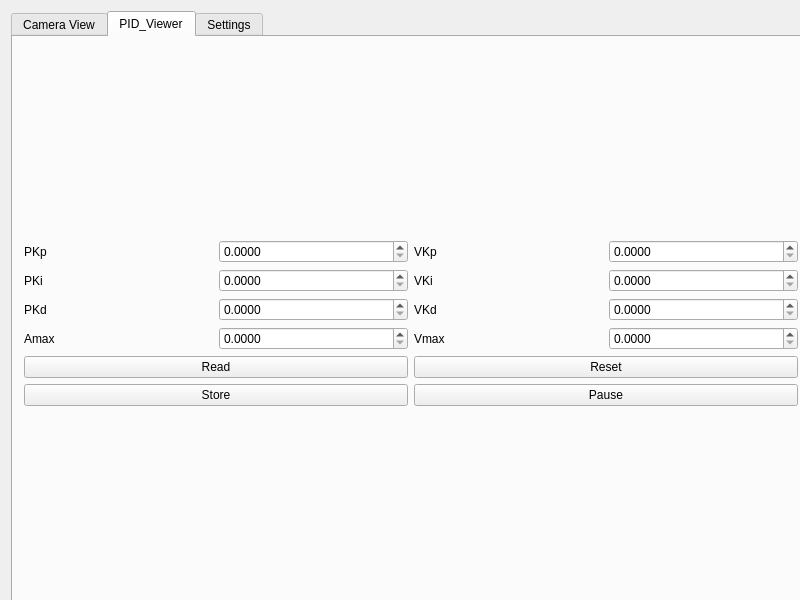
First picture: the form in Base_Station_QT_Workspace/Base_Station/mainwindow.ui, repository simonbeaudoin0935/Design3, before the edit.
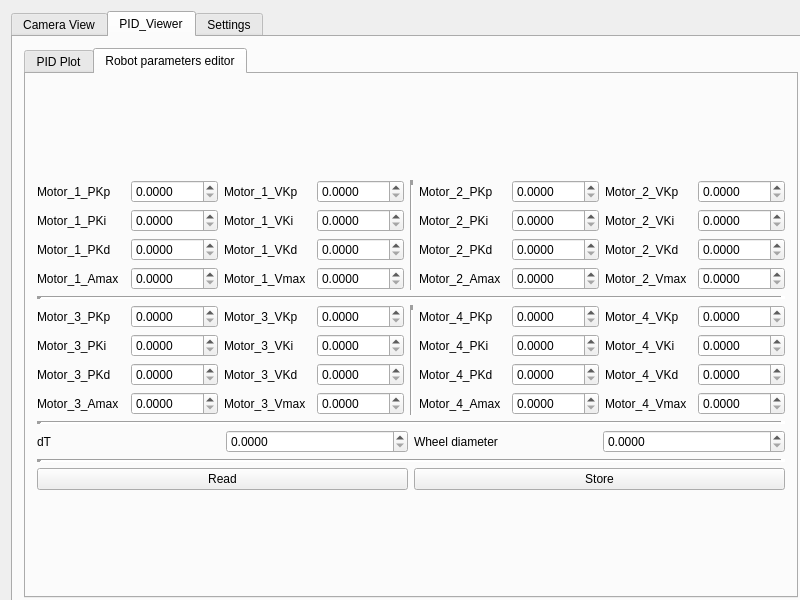
Second picture: the form after the edit. The open tabs and pages were chosen to show the change. Custom widgets are drawn as their Qt base class.

```diff
--- a/Base_Station_QT_Workspace/Base_Station/mainwindow.ui
+++ b/Base_Station_QT_Workspace/Base_Station/mainwindow.ui
@@ -56,6 +56,153 @@
        </attribute>
        <layout class="QVBoxLayout" name="verticalLayout_18">
         <item>
+         <widget class="QTabWidget" name="tabWidget_3">
+          <property name="currentIndex">
+           <number>0</number>
+          </property>
+          <widget class="QWidget" name="tab_8">
+           <attribute name="title">
+            <string>PID Plot</string>
+           </attribute>
+           <layout class="QVBoxLayout" name="verticalLayout_28">
+            <item>
+             <layout class="QVBoxLayout" name="verticalLayout_19">
+              <item>
+               <layout class="QHBoxLayout" name="horizontalLayout_24">
+                <item>
+                 <widget class="QPushButton" name="pushButton_PID_Pause_Play">
+                  <property name="text">
+                   <string>Pause</string>
+                  </property>
+                 </widget>
+                </item>
+                <item>
+                 <widget class="QPushButton" name="pushButton_Reset_PID">
+                  <property name="text">
+                   <string>Reset</string>
+                  </property>
+                 </widget>
+                </item>
+               </layout>
+              </item>
+              <item>
+               <layout class="QHBoxLayout" name="horizontalLayout_56">
+                <item>
+                 <widget class="QRadioButton" name="radioButton_Deplacement_X">
+                  <property name="text">
+                   <string>Déplacement X (cm)</string>
+                  </property>
+                  <property name="checked">
+                   <bool>true</bool>
+                  </property>
+                  <attribute name="buttonGroup">
+                   <string notr="true">buttonGroup</string>
+                  </attribute>
+                 </widget>
+                </item>
+                <item>
+                 <widget class="QDoubleSpinBox" name="doubleSpinBox_Deplacement_X">
+                  <property name="minimum">
+                   <double>-99.989999999999995</double>
+                  </property>
+                 </widget>
+                </item>
+                <item>
+                 <widget class="QRadioButton" name="radioButton_Deplacement_Y">
+                  <property name="text">
+                   <string>Déplacement Y (cm)</string>
+                  </property>
+                  <attribute name="buttonGroup">
+                   <string notr="true">buttonGroup</string>
+                  </attribute>
+                 </widget>
+                </item>
+                <item>
+                 <widget class="QDoubleSpinBox" name="doubleSpinBox_Deplacement_Y">
+                  <property name="minimum">
+                   <double>-99.989999999999995</double>
+                  </property>
+                 </widget>
+                </item>
+                <item>
+                 <widget class="QRadioButton" name="radioButton_Deplacement_R">
+                  <property name="text">
+                   <string>Rotation (deg)</string>
+                  </property>
+                  <attribute name="buttonGroup">
+                   <string notr="true">buttonGroup</string>
+                  </attribute>
+                 </widget>
+                </item>
+                <item>
+                 <widget class="QDoubleSpinBox" name="doubleSpinBox_Deplacement_R">
+                  <property name="minimum">
+                   <double>-99.989999999999995</double>
+                  </property>
+                 </widget>
+                </item>
+               </layout>
+              </item>
+              <item>
+               <layout class="QHBoxLayout" name="horizontalLayout_57">
+                <item>
+                 <widget class="QCheckBox" name="checkBox_5">
+                  <property name="text">
+                   <string>Consigne Déplacement</string>
+                  </property>
+                 </widget>
+                </item>
+                <item>
+                 <widget class="QCheckBox" name="checkBox_6">
+                  <property name="text">
+                   <string>Consigne Vitesse</string>
+                  </property>
+                 </widget>
+                </item>
+                <item>
+                 <widget class="QCheckBox" name="checkBox_2">
+                  <property name="text">
+                   <string>Moteur 1</string>
+                  </property>
+                 </widget>
+                </item>
+                <item>
+                 <widget class="QCheckBox" name="checkBox">
+                  <property name="text">
+                   <string>Moteur 2</string>
+                  </property>
+                 </widget>
+                </item>
+                <item>
+                 <widget class="QCheckBox" name="checkBox_3">
+                  <property name="text">
+                   <string>Moteur 3</string>
+                  </property>
+                 </widget>
+                </item>
+                <item>
+                 <widget class="QCheckBox" name="checkBox_4">
+                  <property name="text">
+                   <string>Moteur 4</string>
+                  </property>
+                 </widget>
+                </item>
+               </layout>
+              </item>
+             </layout>
+            </item>
+           </layout>
+          </widget>
+          <widget class="QWidget" name="tab_9">
+           <attribute name="title">
+            <string>Robot parameters editor</string>
+           </attribute>
+           <layout class="QVBoxLayout" name="verticalLayout_27">
+            <item>
+             <layout class="QVBoxLayout" name="verticalLayout_26">
+              <item>
+               <layout class="QHBoxLayout" name="horizontalLayout_52">
+                <item>
          <layout class="QHBoxLayout" name="horizontalLayout">
           <item>
            <layout class="QVBoxLayout" name="verticalLayout_16">
@@ -64,7 +211,7 @@
               <item>
                <widget class="QLabel" name="label_19">
                 <property name="text">
-                 <string>PKp</string>
+                         <string>Motor_1_PKp</string>
                 </property>
                </widget>
               </item>
@@ -85,7 +232,7 @@
               <item>
                <widget class="QLabel" name="label_20">
                 <property name="text">
-                 <string>PKi</string>
+                         <string>Motor_1_PKi</string>
                 </property>
                </widget>
               </item>
@@ -106,7 +253,7 @@
               <item>
                <widget class="QLabel" name="label_21">
                 <property name="text">
-                 <string>PKd</string>
+                         <string>Motor_1_PKd</string>
                 </property>
                </widget>
               </item>
@@ -127,7 +274,7 @@
               <item>
                <widget class="QLabel" name="label_25">
                 <property name="text">
-                 <string>Amax</string>
+                         <string>Motor_1_Amax</string>
                 </property>
                </widget>
               </item>
@@ -143,20 +290,6 @@
               </item>
              </layout>
             </item>
-            <item>
-             <widget class="QPushButton" name="pushButton_Read_PID">
-              <property name="text">
-               <string>Read</string>
-              </property>
-             </widget>
-            </item>
-            <item>
-             <widget class="QPushButton" name="pushButton_Store_PID">
-              <property name="text">
-               <string>Store</string>
-              </property>
-             </widget>
-            </item>
            </layout>
           </item>
           <item>
@@ -166,7 +299,7 @@
               <item>
                <widget class="QLabel" name="label_22">
                 <property name="text">
-                 <string>VKp</string>
+                         <string>Motor_1_VKp</string>
                 </property>
                </widget>
               </item>
@@ -187,7 +320,7 @@
               <item>
                <widget class="QLabel" name="label_23">
                 <property name="text">
-                 <string>VKi</string>
+                         <string>Motor_1_VKi</string>
                 </property>
                </widget>
               </item>
@@ -208,7 +341,7 @@
               <item>
                <widget class="QLabel" name="label_24">
                 <property name="text">
-                 <string>VKd</string>
+                         <string>Motor_1_VKd</string>
                 </property>
                </widget>
               </item>
@@ -229,7 +362,7 @@
               <item>
                <widget class="QLabel" name="label_26">
                 <property name="text">
-                 <string>Vmax</string>
+                         <string>Motor_1_Vmax</string>
                 </property>
                </widget>
               </item>
@@ -245,23 +378,675 @@
               </item>
              </layout>
             </item>
+                   </layout>
+                  </item>
+                 </layout>
+                </item>
             <item>
-             <widget class="QPushButton" name="pushButton_Reset_PID">
+                 <widget class="Line" name="line_3">
+                  <property name="lineWidth">
+                   <number>5</number>
+                  </property>
+                  <property name="orientation">
+                   <enum>Qt::Vertical</enum>
+                  </property>
+                 </widget>
+                </item>
+                <item>
+                 <layout class="QHBoxLayout" name="horizontalLayout_25">
+                  <item>
+                   <layout class="QVBoxLayout" name="verticalLayout_20">
+                    <item>
+                     <layout class="QHBoxLayout" name="horizontalLayout_26">
+                      <item>
+                       <widget class="QLabel" name="label_29">
               <property name="text">
-               <string>Reset</string>
+                         <string>Motor_2_PKp</string>
               </property>
              </widget>
             </item>
             <item>
-             <widget class="QPushButton" name="pushButton_PID_Pause_Play">
+                       <widget class="QDoubleSpinBox" name="doubleSpinBox_Motor_2_PKp">
+                        <property name="decimals">
+                         <number>4</number>
+                        </property>
+                        <property name="singleStep">
+                         <double>0.001000000000000</double>
+                        </property>
+                       </widget>
+                      </item>
+                     </layout>
+                    </item>
+                    <item>
+                     <layout class="QHBoxLayout" name="horizontalLayout_27">
+                      <item>
+                       <widget class="QLabel" name="label_30">
               <property name="text">
-               <string>Pause</string>
+                         <string>Motor_2_PKi</string>
               </property>
              </widget>
             </item>
-           </layout>
-          </item>
-         </layout>
+                      <item>
+                       <widget class="QDoubleSpinBox" name="doubleSpinBox_Motor_2_PKi">
+                        <property name="decimals">
+                         <number>4</number>
+                        </property>
+                        <property name="singleStep">
+                         <double>0.000100000000000</double>
+                        </property>
+                       </widget>
+                      </item>
+                     </layout>
+                    </item>
+                    <item>
+                     <layout class="QHBoxLayout" name="horizontalLayout_28">
+                      <item>
+                       <widget class="QLabel" name="label_31">
+                        <property name="text">
+                         <string>Motor_2_PKd</string>
+                        </property>
+                       </widget>
+                      </item>
+                      <item>
+                       <widget class="QDoubleSpinBox" name="doubleSpinBox_Motor_2_PKd">
+                        <property name="decimals">
+                         <number>4</number>
+                        </property>
+                        <property name="singleStep">
+                         <double>0.000100000000000</double>
+                        </property>
+                       </widget>
+                      </item>
+                     </layout>
+                    </item>
+                    <item>
+                     <layout class="QHBoxLayout" name="horizontalLayout_29">
+                      <item>
+                       <widget class="QLabel" name="label_32">
+                        <property name="text">
+                         <string>Motor_2_Amax</string>
+                        </property>
+                       </widget>
+                      </item>
+                      <item>
+                       <widget class="QDoubleSpinBox" name="doubleSpinBox_Motor_2_Amax">
+                        <property name="decimals">
+                         <number>4</number>
+                        </property>
+                        <property name="singleStep">
+                         <double>0.100000000000000</double>
+                        </property>
+                       </widget>
+                      </item>
+                     </layout>
+                    </item>
+                   </layout>
+                  </item>
+                  <item>
+                   <layout class="QVBoxLayout" name="verticalLayout_21">
+                    <item>
+                     <layout class="QHBoxLayout" name="horizontalLayout_30">
+                      <item>
+                       <widget class="QLabel" name="label_33">
+                        <property name="text">
+                         <string>Motor_2_VKp</string>
+                        </property>
+                       </widget>
+                      </item>
+                      <item>
+                       <widget class="QDoubleSpinBox" name="doubleSpinBox_Motor_2_VKp">
+                        <property name="decimals">
+                         <number>4</number>
+                        </property>
+                        <property name="singleStep">
+                         <double>0.001000000000000</double>
+                        </property>
+                       </widget>
+                      </item>
+                     </layout>
+                    </item>
+                    <item>
+                     <layout class="QHBoxLayout" name="horizontalLayout_31">
+                      <item>
+                       <widget class="QLabel" name="label_34">
+                        <property name="text">
+                         <string>Motor_2_VKi</string>
+                        </property>
+                       </widget>
+                      </item>
+                      <item>
+                       <widget class="QDoubleSpinBox" name="doubleSpinBox_Motor_2_VKi">
+                        <property name="decimals">
+                         <number>4</number>
+                        </property>
+                        <property name="singleStep">
+                         <double>0.000100000000000</double>
+                        </property>
+                       </widget>
+                      </item>
+                     </layout>
+                    </item>
+                    <item>
+                     <layout class="QHBoxLayout" name="horizontalLayout_32">
+                      <item>
+                       <widget class="QLabel" name="label_35">
+                        <property name="text">
+                         <string>Motor_2_VKd</string>
+                        </property>
+                       </widget>
+                      </item>
+                      <item>
+                       <widget class="QDoubleSpinBox" name="doubleSpinBox_Motor_2_VKd">
+                        <property name="decimals">
+                         <number>4</number>
+                        </property>
+                        <property name="singleStep">
+                         <double>0.000100000000000</double>
+                        </property>
+                       </widget>
+                      </item>
+                     </layout>
+                    </item>
+                    <item>
+                     <layout class="QHBoxLayout" name="horizontalLayout_33">
+                      <item>
+                       <widget class="QLabel" name="label_36">
+                        <property name="text">
+                         <string>Motor_2_Vmax</string>
+                        </property>
+                       </widget>
+                      </item>
+                      <item>
+                       <widget class="QDoubleSpinBox" name="doubleSpinBox_Motor_2_Vmax">
+                        <property name="decimals">
+                         <number>4</number>
+                        </property>
+                        <property name="singleStep">
+                         <double>0.100000000000000</double>
+                        </property>
+                       </widget>
+                      </item>
+                     </layout>
+                    </item>
+                   </layout>
+                  </item>
+                 </layout>
+                </item>
+               </layout>
+              </item>
+              <item>
+               <widget class="Line" name="line_5">
+                <property name="lineWidth">
+                 <number>5</number>
+                </property>
+                <property name="orientation">
+                 <enum>Qt::Horizontal</enum>
+                </property>
+               </widget>
+              </item>
+              <item>
+               <layout class="QHBoxLayout" name="horizontalLayout_53">
+                <item>
+                 <layout class="QHBoxLayout" name="horizontalLayout_34">
+                  <item>
+                   <layout class="QVBoxLayout" name="verticalLayout_22">
+                    <item>
+                     <layout class="QHBoxLayout" name="horizontalLayout_35">
+                      <item>
+                       <widget class="QLabel" name="label_37">
+                        <property name="text">
+                         <string>Motor_3_PKp</string>
+                        </property>
+                       </widget>
+                      </item>
+                      <item>
+                       <widget class="QDoubleSpinBox" name="doubleSpinBox_Motor_3_PKp">
+                        <property name="decimals">
+                         <number>4</number>
+                        </property>
+                        <property name="singleStep">
+                         <double>0.001000000000000</double>
+                        </property>
+                       </widget>
+                      </item>
+                     </layout>
+                    </item>
+                    <item>
+                     <layout class="QHBoxLayout" name="horizontalLayout_36">
+                      <item>
+                       <widget class="QLabel" name="label_38">
+                        <property name="text">
+                         <string>Motor_3_PKi</string>
+                        </property>
+                       </widget>
+                      </item>
+                      <item>
+                       <widget class="QDoubleSpinBox" name="doubleSpinBox_Motor_3_PKi">
+                        <property name="decimals">
+                         <number>4</number>
+                        </property>
+                        <property name="singleStep">
+                         <double>0.000100000000000</double>
+                        </property>
+                       </widget>
+                      </item>
+                     </layout>
+                    </item>
+                    <item>
+                     <layout class="QHBoxLayout" name="horizontalLayout_37">
+                      <item>
+                       <widget class="QLabel" name="label_39">
+                        <property name="text">
+                         <string>Motor_3_PKd</string>
+                        </property>
+                       </widget>
+                      </item>
+                      <item>
+                       <widget class="QDoubleSpinBox" name="doubleSpinBox_Motor_3_PKd">
+                        <property name="decimals">
+                         <number>4</number>
+                        </property>
+                        <property name="singleStep">
+                         <double>0.000100000000000</double>
+                        </property>
+                       </widget>
+                      </item>
+                     </layout>
+                    </item>
+                    <item>
+                     <layout class="QHBoxLayout" name="horizontalLayout_38">
+                      <item>
+                       <widget class="QLabel" name="label_40">
+                        <property name="text">
+                         <string>Motor_3_Amax</string>
+                        </property>
+                       </widget>
+                      </item>
+                      <item>
+                       <widget class="QDoubleSpinBox" name="doubleSpinBox_Motor_3_Amax">
+                        <property name="decimals">
+                         <number>4</number>
+                        </property>
+                        <property name="singleStep">
+                         <double>0.100000000000000</double>
+                        </property>
+                       </widget>
+                      </item>
+                     </layout>
+                    </item>
+                   </layout>
+                  </item>
+                  <item>
+                   <layout class="QVBoxLayout" name="verticalLayout_23">
+                    <item>
+                     <layout class="QHBoxLayout" name="horizontalLayout_39">
+                      <item>
+                       <widget class="QLabel" name="label_41">
+                        <property name="text">
+                         <string>Motor_3_VKp</string>
+                        </property>
+                       </widget>
+                      </item>
+                      <item>
+                       <widget class="QDoubleSpinBox" name="doubleSpinBox_Motor_3_VKp">
+                        <property name="decimals">
+                         <number>4</number>
+                        </property>
+                        <property name="singleStep">
+                         <double>0.001000000000000</double>
+                        </property>
+                       </widget>
+                      </item>
+                     </layout>
+                    </item>
+                    <item>
+                     <layout class="QHBoxLayout" name="horizontalLayout_40">
+                      <item>
+                       <widget class="QLabel" name="label_42">
+                        <property name="text">
+                         <string>Motor_3_VKi</string>
+                        </property>
+                       </widget>
+                      </item>
+                      <item>
+                       <widget class="QDoubleSpinBox" name="doubleSpinBox_Motor_3_VKi">
+                        <property name="decimals">
+                         <number>4</number>
+                        </property>
+                        <property name="singleStep">
+                         <double>0.000100000000000</double>
+                        </property>
+                       </widget>
+                      </item>
+                     </layout>
+                    </item>
+                    <item>
+                     <layout class="QHBoxLayout" name="horizontalLayout_41">
+                      <item>
+                       <widget class="QLabel" name="label_43">
+                        <property name="text">
+                         <string>Motor_3_VKd</string>
+                        </property>
+                       </widget>
+                      </item>
+                      <item>
+                       <widget class="QDoubleSpinBox" name="doubleSpinBox_Motor_3_VKd">
+                        <property name="decimals">
+                         <number>4</number>
+                        </property>
+                        <property name="singleStep">
+                         <double>0.000100000000000</double>
+                        </property>
+                       </widget>
+                      </item>
+                     </layout>
+                    </item>
+                    <item>
+                     <layout class="QHBoxLayout" name="horizontalLayout_42">
+                      <item>
+                       <widget class="QLabel" name="label_44">
+                        <property name="text">
+                         <string>Motor_3_Vmax</string>
+                        </property>
+                       </widget>
+                      </item>
+                      <item>
+                       <widget class="QDoubleSpinBox" name="doubleSpinBox_Motor_3_Vmax">
+                        <property name="decimals">
+                         <number>4</number>
+                        </property>
+                        <property name="singleStep">
+                         <double>0.100000000000000</double>
+                        </property>
+                       </widget>
+                      </item>
+                     </layout>
+                    </item>
+                   </layout>
+                  </item>
+                 </layout>
+                </item>
+                <item>
+                 <widget class="Line" name="line_4">
+                  <property name="lineWidth">
+                   <number>5</number>
+                  </property>
+                  <property name="orientation">
+                   <enum>Qt::Vertical</enum>
+                  </property>
+                 </widget>
+                </item>
+                <item>
+                 <layout class="QHBoxLayout" name="horizontalLayout_43">
+                  <item>
+                   <layout class="QVBoxLayout" name="verticalLayout_24">
+                    <item>
+                     <layout class="QHBoxLayout" name="horizontalLayout_44">
+                      <item>
+                       <widget class="QLabel" name="label_45">
+                        <property name="text">
+                         <string>Motor_4_PKp</string>
+                        </property>
+                       </widget>
+                      </item>
+                      <item>
+                       <widget class="QDoubleSpinBox" name="doubleSpinBox_Motor_4_PKp">
+                        <property name="decimals">
+                         <number>4</number>
+                        </property>
+                        <property name="singleStep">
+                         <double>0.001000000000000</double>
+                        </property>
+                       </widget>
+                      </item>
+                     </layout>
+                    </item>
+                    <item>
+                     <layout class="QHBoxLayout" name="horizontalLayout_45">
+                      <item>
+                       <widget class="QLabel" name="label_46">
+                        <property name="text">
+                         <string>Motor_4_PKi</string>
+                        </property>
+                       </widget>
+                      </item>
+                      <item>
+                       <widget class="QDoubleSpinBox" name="doubleSpinBox_Motor_4_PKi">
+                        <property name="decimals">
+                         <number>4</number>
+                        </property>
+                        <property name="singleStep">
+                         <double>0.000100000000000</double>
+                        </property>
+                       </widget>
+                      </item>
+                     </layout>
+                    </item>
+                    <item>
+                     <layout class="QHBoxLayout" name="horizontalLayout_46">
+                      <item>
+                       <widget class="QLabel" name="label_47">
+                        <property name="text">
+                         <string>Motor_4_PKd</string>
+                        </property>
+                       </widget>
+                      </item>
+                      <item>
+                       <widget class="QDoubleSpinBox" name="doubleSpinBox_Motor_4_PKd">
+                        <property name="decimals">
+                         <number>4</number>
+                        </property>
+                        <property name="singleStep">
+                         <double>0.000100000000000</double>
+                        </property>
+                       </widget>
+                      </item>
+                     </layout>
+                    </item>
+                    <item>
+                     <layout class="QHBoxLayout" name="horizontalLayout_47">
+                      <item>
+                       <widget class="QLabel" name="label_48">
+                        <property name="text">
+                         <string>Motor_4_Amax</string>
+                        </property>
+                       </widget>
+                      </item>
+                      <item>
+                       <widget class="QDoubleSpinBox" name="doubleSpinBox_Motor_4_Amax">
+                        <property name="decimals">
+                         <number>4</number>
+                        </property>
+                        <property name="singleStep">
+                         <double>0.100000000000000</double>
+                        </property>
+                       </widget>
+                      </item>
+                     </layout>
+                    </item>
+                   </layout>
+                  </item>
+                  <item>
+                   <layout class="QVBoxLayout" name="verticalLayout_25">
+                    <item>
+                     <layout class="QHBoxLayout" name="horizontalLayout_48">
+                      <item>
+                       <widget class="QLabel" name="label_49">
+                        <property name="text">
+                         <string>Motor_4_VKp</string>
+                        </property>
+                       </widget>
+                      </item>
+                      <item>
+                       <widget class="QDoubleSpinBox" name="doubleSpinBox_Motor_4_VKp">
+                        <property name="decimals">
+                         <number>4</number>
+                        </property>
+                        <property name="singleStep">
+                         <double>0.001000000000000</double>
+                        </property>
+                       </widget>
+                      </item>
+                     </layout>
+                    </item>
+                    <item>
+                     <layout class="QHBoxLayout" name="horizontalLayout_49">
+                      <item>
+                       <widget class="QLabel" name="label_50">
+                        <property name="text">
+                         <string>Motor_4_VKi</string>
+                        </property>
+                       </widget>
+                      </item>
+                      <item>
+                       <widget class="QDoubleSpinBox" name="doubleSpinBox_Motor_4_VKi">
+                        <property name="decimals">
+                         <number>4</number>
+                        </property>
+                        <property name="singleStep">
+                         <double>0.000100000000000</double>
+                        </property>
+                       </widget>
+                      </item>
+                     </layout>
+                    </item>
+                    <item>
+                     <layout class="QHBoxLayout" name="horizontalLayout_50">
+                      <item>
+                       <widget class="QLabel" name="label_51">
+                        <property name="text">
+                         <string>Motor_4_VKd</string>
+                        </property>
+                       </widget>
+                      </item>
+                      <item>
+                       <widget class="QDoubleSpinBox" name="doubleSpinBox_Motor_4_VKd">
+                        <property name="decimals">
+                         <number>4</number>
+                        </property>
+                        <property name="singleStep">
+                         <double>0.000100000000000</double>
+                        </property>
+                       </widget>
+                      </item>
+                     </layout>
+                    </item>
+                    <item>
+                     <layout class="QHBoxLayout" name="horizontalLayout_51">
+                      <item>
+                       <widget class="QLabel" name="label_52">
+                        <property name="text">
+                         <string>Motor_4_Vmax</string>
+                        </property>
+                       </widget>
+                      </item>
+                      <item>
+                       <widget class="QDoubleSpinBox" name="doubleSpinBox_Motor_4_Vmax">
+                        <property name="decimals">
+                         <number>4</number>
+                        </property>
+                        <property name="singleStep">
+                         <double>0.100000000000000</double>
+                        </property>
+                       </widget>
+                      </item>
+                     </layout>
+                    </item>
+                   </layout>
+                  </item>
+                 </layout>
+                </item>
+               </layout>
+              </item>
+              <item>
+               <widget class="Line" name="line_6">
+                <property name="lineWidth">
+                 <number>5</number>
+                </property>
+                <property name="orientation">
+                 <enum>Qt::Horizontal</enum>
+                </property>
+               </widget>
+              </item>
+              <item>
+               <layout class="QHBoxLayout" name="horizontalLayout_54">
+                <item>
+                 <layout class="QHBoxLayout" name="horizontalLayout_22">
+                  <item>
+                   <widget class="QLabel" name="label_27">
+                    <property name="text">
+                     <string>dT</string>
+                    </property>
+                   </widget>
+                  </item>
+                  <item>
+                   <widget class="QDoubleSpinBox" name="doubleSpinBox_dT">
+                    <property name="decimals">
+                     <number>4</number>
+                    </property>
+                    <property name="singleStep">
+                     <double>0.100000000000000</double>
+                    </property>
+                   </widget>
+                  </item>
+                 </layout>
+                </item>
+                <item>
+                 <layout class="QHBoxLayout" name="horizontalLayout_23">
+                  <item>
+                   <widget class="QLabel" name="label_28">
+                    <property name="text">
+                     <string>Wheel diameter</string>
+                    </property>
+                   </widget>
+                  </item>
+                  <item>
+                   <widget class="QDoubleSpinBox" name="doubleSpinBox_wheelDiameter">
+                    <property name="decimals">
+                     <number>4</number>
+                    </property>
+                    <property name="singleStep">
+                     <double>0.100000000000000</double>
+                    </property>
+                   </widget>
+                  </item>
+                 </layout>
+                </item>
+               </layout>
+              </item>
+              <item>
+               <widget class="Line" name="line_7">
+                <property name="lineWidth">
+                 <number>5</number>
+                </property>
+                <property name="orientation">
+                 <enum>Qt::Horizontal</enum>
+                </property>
+               </widget>
+              </item>
+              <item>
+               <layout class="QHBoxLayout" name="horizontalLayout_55">
+                <item>
+                 <widget class="QPushButton" name="pushButton_Read_PID">
+                  <property name="text">
+                   <string>Read</string>
+                  </property>
+                 </widget>
+                </item>
+                <item>
+                 <widget class="QPushButton" name="pushButton_Store_PID">
+                  <property name="text">
+                   <string>Store</string>
+                  </property>
+                 </widget>
+                </item>
+               </layout>
+              </item>
+             </layout>
+            </item>
+           </layout>
+          </widget>
+         </widget>
         </item>
        </layout>
       </widget>
```
Left out of the diff: 52 changed lines with no effect on the pictures. Lines whose indentation alone changed are shown as unchanged.
